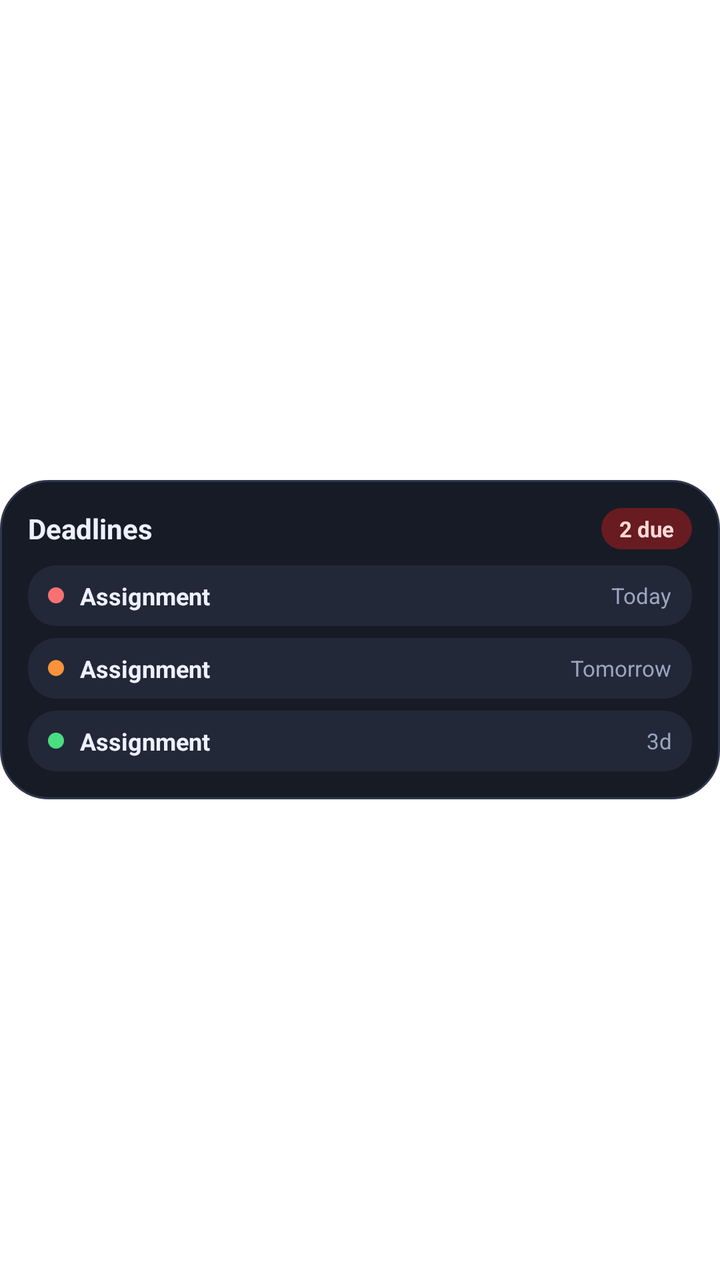
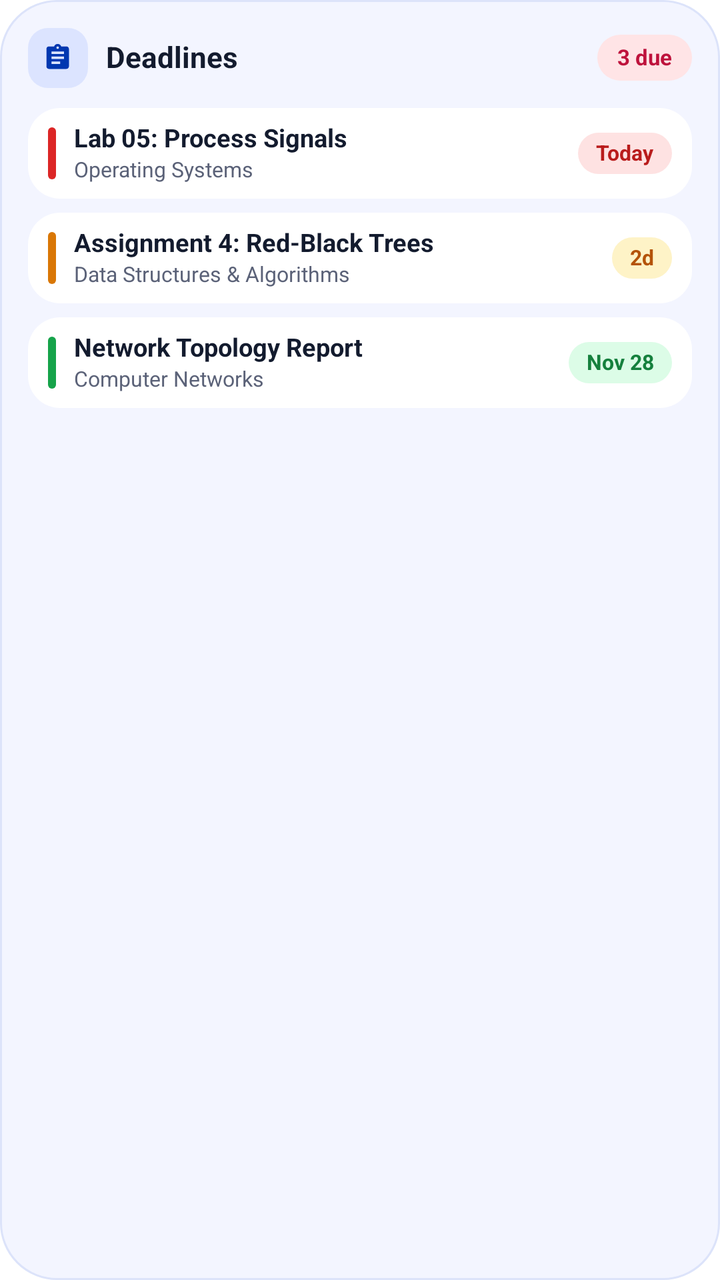

An Android layout rendered at two revisions. The XML below is the earlier revision; the diff shows what the commit changed to produce the second picture.
<!-- AndroidManifest.xml: fallback theme Theme.MaterialComponents.DayNight.NoActionBar -->
<!-- res/layout/widget_deadlines.xml -->
<?xml version="1.0" encoding="utf-8"?>
<FrameLayout xmlns:android="http://schemas.android.com/apk/res/android"
    android:layout_width="match_parent"
    android:layout_height="match_parent">

    <LinearLayout
        android:id="@+id/widget_root"
        android:layout_width="match_parent"
        android:layout_height="wrap_content"
        android:layout_gravity="center_vertical"
        android:background="@drawable/widget_bg_card"
        android:orientation="vertical"
        android:padding="14dp">

        <LinearLayout
            android:layout_width="match_parent"
            android:layout_height="wrap_content"
            android:gravity="center_vertical"
            android:orientation="horizontal">

            <TextView
                android:id="@+id/tv_header"
                android:layout_width="0dp"
                android:layout_height="wrap_content"
                android:layout_weight="1"
                android:text="Deadlines"
                android:textColor="@color/widget_text"
                android:textSize="14sp"
                android:textStyle="bold" />

            <TextView
                android:id="@+id/tv_pending_pill"
                android:layout_width="wrap_content"
                android:layout_height="wrap_content"
                android:background="@drawable/widget_pill_error"
                android:paddingStart="9dp"
                android:paddingTop="3dp"
                android:paddingEnd="9dp"
                android:paddingBottom="3dp"
                android:text="2 due"
                android:textColor="@color/widget_on_error_container"
                android:textSize="11sp"
                android:textStyle="bold" />
        </LinearLayout>

        <TextView
            android:id="@+id/tv_empty"
            android:layout_width="match_parent"
            android:layout_height="wrap_content"
            android:paddingTop="14dp"
            android:paddingBottom="6dp"
            android:text="All caught up"
            android:textColor="@color/widget_text_muted"
            android:textSize="13sp"
            android:visibility="gone" />

    
    <LinearLayout
        android:id="@+id/row_1"
        android:layout_width="match_parent"
        android:layout_height="wrap_content"
        android:layout_marginTop="8dp"
        android:background="@drawable/widget_bg_row"
        android:gravity="center_vertical"
        android:orientation="horizontal"
        android:paddingStart="10dp"
        android:paddingTop="7dp"
        android:paddingEnd="10dp"
        android:paddingBottom="7dp">

        <ImageView
            android:id="@+id/row_1_dot"
            android:layout_width="8dp"
            android:layout_height="8dp"
            android:contentDescription="@null"
            android:src="@drawable/widget_dot_urgent" />

        <TextView
            android:id="@+id/row_1_title"
            android:layout_width="0dp"
            android:layout_height="wrap_content"
            android:layout_marginStart="8dp"
            android:layout_weight="1"
            android:ellipsize="end"
            android:maxLines="1"
            android:text="Assignment"
            android:textColor="@color/widget_text"
            android:textSize="12sp"
            android:textStyle="bold" />

        <TextView
            android:id="@+id/row_1_due"
            android:layout_width="wrap_content"
            android:layout_height="wrap_content"
            android:layout_marginStart="6dp"
            android:text="Today"
            android:textColor="@color/widget_text_muted"
            android:textSize="11sp" />
    </LinearLayout>

    
    <LinearLayout
        android:id="@+id/row_2"
        android:layout_width="match_parent"
        android:layout_height="wrap_content"
        android:layout_marginTop="6dp"
        android:background="@drawable/widget_bg_row"
        android:gravity="center_vertical"
        android:orientation="horizontal"
        android:paddingStart="10dp"
        android:paddingTop="7dp"
        android:paddingEnd="10dp"
        android:paddingBottom="7dp">

        <ImageView
            android:id="@+id/row_2_dot"
            android:layout_width="8dp"
            android:layout_height="8dp"
            android:contentDescription="@null"
            android:src="@drawable/widget_dot_soon" />

        <TextView
            android:id="@+id/row_2_title"
            android:layout_width="0dp"
            android:layout_height="wrap_content"
            android:layout_marginStart="8dp"
            android:layout_weight="1"
            android:ellipsize="end"
            android:maxLines="1"
            android:text="Assignment"
            android:textColor="@color/widget_text"
            android:textSize="12sp"
            android:textStyle="bold" />

        <TextView
            android:id="@+id/row_2_due"
            android:layout_width="wrap_content"
            android:layout_height="wrap_content"
            android:layout_marginStart="6dp"
            android:text="Tomorrow"
            android:textColor="@color/widget_text_muted"
            android:textSize="11sp" />
    </LinearLayout>

    
    <LinearLayout
        android:id="@+id/row_3"
        android:layout_width="match_parent"
        android:layout_height="wrap_content"
        android:layout_marginTop="6dp"
        android:background="@drawable/widget_bg_row"
        android:gravity="center_vertical"
        android:orientation="horizontal"
        android:paddingStart="10dp"
        android:paddingTop="7dp"
        android:paddingEnd="10dp"
        android:paddingBottom="7dp">

        <ImageView
            android:id="@+id/row_3_dot"
            android:layout_width="8dp"
            android:layout_height="8dp"
            android:contentDescription="@null"
            android:src="@drawable/widget_dot_normal" />

        <TextView
            android:id="@+id/row_3_title"
            android:layout_width="0dp"
            android:layout_height="wrap_content"
            android:layout_marginStart="8dp"
            android:layout_weight="1"
            android:ellipsize="end"
            android:maxLines="1"
            android:text="Assignment"
            android:textColor="@color/widget_text"
            android:textSize="12sp"
            android:textStyle="bold" />

        <TextView
            android:id="@+id/row_3_due"
            android:layout_width="wrap_content"
            android:layout_height="wrap_content"
            android:layout_marginStart="6dp"
            android:text="3d"
            android:textColor="@color/widget_text_muted"
            android:textSize="11sp" />
    </LinearLayout>
    </LinearLayout>
</FrameLayout>
<!-- resources referenced by this layout -->
<resources>
  <color name="widget_on_error_container">#FFDAD6</color>
  <color name="widget_text">#EEF0FF</color>
  <color name="widget_text_muted">#9BA5C0</color>
  <!-- drawable widget_bg_card (drawable) -->
  <?xml version="1.0" encoding="utf-8"?>
  <shape xmlns:android="http://schemas.android.com/apk/res/android"
      android:shape="rectangle">
      <solid android:color="@color/widget_bg" />
      <corners android:radius="24dp" />
      <stroke android:width="1dp" android:color="@color/widget_divider" />
  </shape>
  <!-- drawable widget_bg_row (drawable) -->
  <?xml version="1.0" encoding="utf-8"?>
  <shape xmlns:android="http://schemas.android.com/apk/res/android"
      android:shape="rectangle">
      <solid android:color="@color/widget_surface_low" />
      <corners android:radius="14dp" />
  </shape>
  <!-- drawable widget_dot_normal (drawable) -->
  <?xml version="1.0" encoding="utf-8"?>
  <shape xmlns:android="http://schemas.android.com/apk/res/android"
      android:shape="oval">
      <solid android:color="@color/widget_dot_normal" />
  </shape>
  <!-- drawable widget_dot_soon (drawable) -->
  <?xml version="1.0" encoding="utf-8"?>
  <shape xmlns:android="http://schemas.android.com/apk/res/android"
      android:shape="oval">
      <solid android:color="@color/widget_dot_soon" />
  </shape>
  <!-- drawable widget_dot_urgent (drawable) -->
  <?xml version="1.0" encoding="utf-8"?>
  <shape xmlns:android="http://schemas.android.com/apk/res/android"
      android:shape="oval">
      <solid android:color="@color/widget_dot_urgent" />
  </shape>
  <!-- drawable widget_pill_error (drawable) -->
  <?xml version="1.0" encoding="utf-8"?>
  <shape xmlns:android="http://schemas.android.com/apk/res/android"
      android:shape="rectangle">
      <solid android:color="@color/widget_error_container" />
      <corners android:radius="999dp" />
  </shape>
  <color name="widget_bg">#171B26</color>
  <color name="widget_divider">#2F374E</color>
  <color name="widget_surface_low">#222838</color>
  <color name="widget_dot_normal">#4ADE80</color>
  <color name="widget_dot_soon">#FB923C</color>
  <color name="widget_dot_urgent">#F87171</color>
  <color name="widget_error_container">#691B22</color>
</resources>

<!-- the commit's change to res/layout/widget_deadlines.xml (unified diff, before → after) -->
@@ -6,26 +6,46 @@
     <LinearLayout
         android:id="@+id/widget_root"
         android:layout_width="match_parent"
-        android:layout_height="wrap_content"
-        android:layout_gravity="center_vertical"
+        android:layout_height="match_parent"
         android:background="@drawable/widget_bg_card"
         android:orientation="vertical"
         android:padding="14dp">
 
+        
         <LinearLayout
             android:layout_width="match_parent"
             android:layout_height="wrap_content"
             android:gravity="center_vertical"
             android:orientation="horizontal">
 
+            <FrameLayout
+                android:id="@+id/icon_box"
+                android:layout_width="30dp"
+                android:layout_height="30dp"
+                android:background="@drawable/widget_icon_squircle">
+
+                <ImageView
+                    android:id="@+id/iv_icon"
+                    android:layout_width="15dp"
+                    android:layout_height="15dp"
+                    android:layout_gravity="center"
+                    android:contentDescription="@null"
+                    android:src="@drawable/ic_widget_tasks" />
+            </FrameLayout>
+
             <TextView
                 android:id="@+id/tv_header"
                 android:layout_width="0dp"
                 android:layout_height="wrap_content"
+                android:layout_marginStart="9dp"
+                android:layout_marginEnd="8dp"
                 android:layout_weight="1"
+                android:ellipsize="end"
+                android:includeFontPadding="false"
+                android:maxLines="1"
                 android:text="Deadlines"
                 android:textColor="@color/widget_text"
-                android:textSize="14sp"
+                android:textSize="14.5sp"
                 android:textStyle="bold" />
 
             <TextView
@@ -33,157 +53,257 @@
                 android:layout_width="wrap_content"
                 android:layout_height="wrap_content"
                 android:background="@drawable/widget_pill_error"
+                android:includeFontPadding="false"
+                android:maxLines="1"
+                android:paddingStart="10dp"
+                android:paddingTop="5dp"
+                android:paddingEnd="10dp"
+                android:paddingBottom="5dp"
+                android:text="3 due"
+                android:textColor="@color/widget_pill_error_fg"
+                android:textSize="11sp"
+                android:textStyle="bold" />
+        </LinearLayout>
+
+        
+        <LinearLayout
+            android:id="@+id/empty_container"
+            android:layout_width="match_parent"
+            android:layout_height="0dp"
+            android:layout_weight="1"
+            android:gravity="center"
+            android:orientation="horizontal"
+            android:visibility="gone">
+
+            <ImageView
+                android:layout_width="18dp"
+                android:layout_height="18dp"
+                android:contentDescription="@null"
+                android:src="@drawable/ic_widget_check" />
+
+            <TextView
+                android:id="@+id/tv_empty"
+                android:layout_width="wrap_content"
+                android:layout_height="wrap_content"
+                android:layout_marginStart="6dp"
+                android:includeFontPadding="false"
+                android:text="All caught up"
+                android:textColor="@color/widget_text_muted"
+                android:textSize="13sp"
+                android:textStyle="bold" />
+        </LinearLayout>
+
+        
+        <LinearLayout
+            android:id="@+id/row_1"
+            android:layout_width="match_parent"
+            android:layout_height="wrap_content"
+            android:layout_marginTop="10dp"
+            android:background="@drawable/widget_bg_row"
+            android:gravity="center_vertical"
+            android:orientation="horizontal"
+            android:paddingStart="10dp"
+            android:paddingTop="8dp"
+            android:paddingEnd="10dp"
+            android:paddingBottom="8dp">
+
+            <ImageView
+                android:id="@+id/row_1_bar"
+                android:layout_width="4dp"
+                android:layout_height="26dp"
+                android:contentDescription="@null"
+                android:src="@drawable/widget_bar_urgent" />
+
+            <LinearLayout
+                android:layout_width="0dp"
+                android:layout_height="wrap_content"
+                android:layout_marginStart="9dp"
+                android:layout_marginEnd="8dp"
+                android:layout_weight="1"
+                android:orientation="vertical">
+
+                <TextView
+                    android:id="@+id/row_1_title"
+                    android:layout_width="match_parent"
+                    android:layout_height="wrap_content"
+                    android:ellipsize="end"
+                    android:includeFontPadding="false"
+                    android:maxLines="1"
+                    android:text="Lab 05: Process Signals"
+                    android:textColor="@color/widget_text"
+                    android:textSize="12.5sp"
+                    android:textStyle="bold" />
+
+                <TextView
+                    android:id="@+id/row_1_course"
+                    android:layout_width="match_parent"
+                    android:layout_height="wrap_content"
+                    android:layout_marginTop="2dp"
+                    android:ellipsize="end"
+                    android:includeFontPadding="false"
+                    android:maxLines="1"
+                    android:text="Operating Systems"
+                    android:textColor="@color/widget_text_muted"
+                    android:textSize="10.5sp" />
+            </LinearLayout>
+
+            <TextView
+                android:id="@+id/row_1_due"
+                android:layout_width="wrap_content"
+                android:layout_height="wrap_content"
+                android:background="@drawable/widget_due_pill_urgent"
+                android:includeFontPadding="false"
+                android:maxLines="1"
                 android:paddingStart="9dp"
-                android:paddingTop="3dp"
+                android:paddingTop="4dp"
                 android:paddingEnd="9dp"
-                android:paddingBottom="3dp"
-                android:text="2 due"
-                android:textColor="@color/widget_on_error_container"
-                android:textSize="11sp"
-                android:textStyle="bold" />
-        </LinearLayout>
-
-        <TextView
-            android:id="@+id/tv_empty"
+                android:paddingBottom="4dp"
+                android:text="Today"
+                android:textColor="@color/widget_due_urgent_fg"
+                android:textSize="10.5sp"
+                android:textStyle="bold" />
+        </LinearLayout>
+
+        
+        <LinearLayout
+            android:id="@+id/row_2"
             android:layout_width="match_parent"
             android:layout_height="wrap_content"
-            android:paddingTop="14dp"
-            android:paddingBottom="6dp"
-            android:text="All caught up"
-            android:textColor="@color/widget_text_muted"
-            android:textSize="13sp"
-            android:visibility="gone" />
-
-    
-    <LinearLayout
-        android:id="@+id/row_1"
-        android:layout_width="match_parent"
-        android:layout_height="wrap_content"
-        android:layout_marginTop="8dp"
-        android:background="@drawable/widget_bg_row"
-        android:gravity="center_vertical"
-        android:orientation="horizontal"
-        android:paddingStart="10dp"
-        android:paddingTop="7dp"
-        android:paddingEnd="10dp"
-        android:paddingBottom="7dp">
-
-        <ImageView
-            android:id="@+id/row_1_dot"
-            android:layout_width="8dp"
-            android:layout_height="8dp"
-            android:contentDescription="@null"
-            android:src="@drawable/widget_dot_urgent" />
-
-        <TextView
-            android:id="@+id/row_1_title"
-            android:layout_width="0dp"
+            android:layout_marginTop="7dp"
+            android:background="@drawable/widget_bg_row"
+            android:gravity="center_vertical"
+            android:orientation="horizontal"
+            android:paddingStart="10dp"
+            android:paddingTop="8dp"
+            android:paddingEnd="10dp"
+            android:paddingBottom="8dp">
+
+            <ImageView
+                android:id="@+id/row_2_bar"
+                android:layout_width="4dp"
+                android:layout_height="26dp"
+                android:contentDescription="@null"
+                android:src="@drawable/widget_bar_soon" />
+
+            <LinearLayout
+                android:layout_width="0dp"
+                android:layout_height="wrap_content"
+                android:layout_marginStart="9dp"
+                android:layout_marginEnd="8dp"
+                android:layout_weight="1"
+                android:orientation="vertical">
+
+                <TextView
+                    android:id="@+id/row_2_title"
+                    android:layout_width="match_parent"
+                    android:layout_height="wrap_content"
+                    android:ellipsize="end"
+                    android:includeFontPadding="false"
+                    android:maxLines="1"
+                    android:text="Assignment 4: Red-Black Trees"
+                    android:textColor="@color/widget_text"
+                    android:textSize="12.5sp"
+                    android:textStyle="bold" />
+
+                <TextView
+                    android:id="@+id/row_2_course"
+                    android:layout_width="match_parent"
+                    android:layout_height="wrap_content"
+                    android:layout_marginTop="2dp"
+                    android:ellipsize="end"
+                    android:includeFontPadding="false"
+                    android:maxLines="1"
+                    android:text="Data Structures &amp; Algorithms"
+                    android:textColor="@color/widget_text_muted"
+                    android:textSize="10.5sp" />
+            </LinearLayout>
+
+            <TextView
+                android:id="@+id/row_2_due"
+                android:layout_width="wrap_content"
+                android:layout_height="wrap_content"
+                android:background="@drawable/widget_due_pill_soon"
+                android:includeFontPadding="false"
+                android:maxLines="1"
+                android:paddingStart="9dp"
+                android:paddingTop="4dp"
+                android:paddingEnd="9dp"
+                android:paddingBottom="4dp"
+                android:text="2d"
+                android:textColor="@color/widget_due_soon_fg"
+                android:textSize="10.5sp"
+                android:textStyle="bold" />
+        </LinearLayout>
+
+        
+        <LinearLayout
+            android:id="@+id/row_3"
+            android:layout_width="match_parent"
             android:layout_height="wrap_content"
-            android:layout_marginStart="8dp"
-            android:layout_weight="1"
-            android:ellipsize="end"
-            android:maxLines="1"
-            android:text="Assignment"
-            android:textColor="@color/widget_text"
-            android:textSize="12sp"
-            android:textStyle="bold" />
-
-        <TextView
-            android:id="@+id/row_1_due"
-            android:layout_width="wrap_content"
-            android:layout_height="wrap_content"
-            android:layout_marginStart="6dp"
-            android:text="Today"
-            android:textColor="@color/widget_text_muted"
-            android:textSize="11sp" />
-    </LinearLayout>
-
-    
-    <LinearLayout
-        android:id="@+id/row_2"
-        android:layout_width="match_parent"
-        android:layout_height="wrap_content"
-        android:layout_marginTop="6dp"
-        android:background="@drawable/widget_bg_row"
-        android:gravity="center_vertical"
-        android:orientation="horizontal"
-        android:paddingStart="10dp"
-        android:paddingTop="7dp"
-        android:paddingEnd="10dp"
-        android:paddingBottom="7dp">
-
-        <ImageView
-            android:id="@+id/row_2_dot"
-            android:layout_width="8dp"
-            android:layout_height="8dp"
-            android:contentDescription="@null"
-            android:src="@drawable/widget_dot_soon" />
-
-        <TextView
-            android:id="@+id/row_2_title"
-            android:layout_width="0dp"
-            android:layout_height="wrap_content"
-            android:layout_marginStart="8dp"
-            android:layout_weight="1"
-            android:ellipsize="end"
-            android:maxLines="1"
-            android:text="Assignment"
-            android:textColor="@color/widget_text"
-            android:textSize="12sp"
-            android:textStyle="bold" />
-
-        <TextView
-            android:id="@+id/row_2_due"
-            android:layout_width="wrap_content"
-            android:layout_height="wrap_content"
-            android:layout_marginStart="6dp"
-            android:text="Tomorrow"
-            android:textColor="@color/widget_text_muted"
-            android:textSize="11sp" />
-    </LinearLayout>
-
-    
-    <LinearLayout
-        android:id="@+id/row_3"
-        android:layout_width="match_parent"
-        android:layout_height="wrap_content"
-        android:layout_marginTop="6dp"
-        android:background="@drawable/widget_bg_row"
-        android:gravity="center_vertical"
-        android:orientation="horizontal"
-        android:paddingStart="10dp"
-        android:paddingTop="7dp"
-        android:paddingEnd="10dp"
-        android:paddingBottom="7dp">
-
-        <ImageView
-            android:id="@+id/row_3_dot"
-            android:layout_width="8dp"
-            android:layout_height="8dp"
-            android:contentDescription="@null"
-            android:src="@drawable/widget_dot_normal" />
-
-        <TextView
-            android:id="@+id/row_3_title"
-            android:layout_width="0dp"
-            android:layout_height="wrap_content"
-            android:layout_marginStart="8dp"
-            android:layout_weight="1"
-            android:ellipsize="end"
-            android:maxLines="1"
-            android:text="Assignment"
-            android:textColor="@color/widget_text"
-            android:textSize="12sp"
-            android:textStyle="bold" />
-
-        <TextView
-            android:id="@+id/row_3_due"
-            android:layout_width="wrap_content"
-            android:layout_height="wrap_content"
-            android:layout_marginStart="6dp"
-            android:text="3d"
-            android:textColor="@color/widget_text_muted"
-            android:textSize="11sp" />
-    </LinearLayout>
+            android:layout_marginTop="7dp"
+            android:background="@drawable/widget_bg_row"
+            android:gravity="center_vertical"
+            android:orientation="horizontal"
+            android:paddingStart="10dp"
+            android:paddingTop="8dp"
+            android:paddingEnd="10dp"
+            android:paddingBottom="8dp">
+
+            <ImageView
+                android:id="@+id/row_3_bar"
+                android:layout_width="4dp"
+                android:layout_height="26dp"
+                android:contentDescription="@null"
+                android:src="@drawable/widget_bar_normal" />
+
+            <LinearLayout
+                android:layout_width="0dp"
+                android:layout_height="wrap_content"
+                android:layout_marginStart="9dp"
+                android:layout_marginEnd="8dp"
+                android:layout_weight="1"
+                android:orientation="vertical">
+
+                <TextView
+                    android:id="@+id/row_3_title"
+                    android:layout_width="match_parent"
+                    android:layout_height="wrap_content"
+                    android:ellipsize="end"
+                    android:includeFontPadding="false"
+                    android:maxLines="1"
+                    android:text="Network Topology Report"
+                    android:textColor="@color/widget_text"
+                    android:textSize="12.5sp"
+                    android:textStyle="bold" />
+
+                <TextView
+                    android:id="@+id/row_3_course"
+                    android:layout_width="match_parent"
+                    android:layout_height="wrap_content"
+                    android:layout_marginTop="2dp"
+                    android:ellipsize="end"
+                    android:includeFontPadding="false"
+                    android:maxLines="1"
+                    android:text="Computer Networks"
+                    android:textColor="@color/widget_text_muted"
+                    android:textSize="10.5sp" />
+            </LinearLayout>
+
+            <TextView
+                android:id="@+id/row_3_due"
+                android:layout_width="wrap_content"
+                android:layout_height="wrap_content"
+                android:background="@drawable/widget_due_pill_normal"
+                android:includeFontPadding="false"
+                android:maxLines="1"
+                android:paddingStart="9dp"
+                android:paddingTop="4dp"
+                android:paddingEnd="9dp"
+                android:paddingBottom="4dp"
+                android:text="Nov 28"
+                android:textColor="@color/widget_due_normal_fg"
+                android:textSize="10.5sp"
+                android:textStyle="bold" />
+        </LinearLayout>
     </LinearLayout>
 </FrameLayout>
<!-- resource entries referenced after the edit -->
@@ -1,54 +1,118 @@
 <!-- resources referenced by this layout -->
 <resources>
-  <color name="widget_on_error_container">#FFDAD6</color>
-  <color name="widget_text">#EEF0FF</color>
-  <color name="widget_text_muted">#9BA5C0</color>
+  <color name="widget_due_normal_fg">#15803D</color>
+  <color name="widget_due_soon_fg">#B45309</color>
+  <color name="widget_due_urgent_fg">#B91C1C</color>
+  <color name="widget_pill_error_fg">#BE123C</color>
+  <color name="widget_text">#131B2E</color>
+  <color name="widget_text_muted">#5B6278</color>
+  <!-- drawable ic_widget_check (drawable) -->
+  <?xml version="1.0" encoding="utf-8"?>
+  <vector xmlns:android="http://schemas.android.com/apk/res/android"
+      android:width="24dp"
+      android:height="24dp"
+      android:viewportWidth="24"
+      android:viewportHeight="24">
+      <path
+          android:fillColor="@color/widget_pill_ok_fg"
+          android:pathData="M12,2C6.48,2 2,6.48 2,12s4.48,10 10,10 10,-4.48 10,-10S17.52,2 12,2zM10,17l-5,-5 1.41,-1.41L10,14.17l7.59,-7.59L19,8l-9,9z" />
+  </vector>
+  <!-- drawable ic_widget_tasks (drawable) -->
+  <?xml version="1.0" encoding="utf-8"?>
+  <vector xmlns:android="http://schemas.android.com/apk/res/android"
+      android:width="24dp"
+      android:height="24dp"
+      android:viewportWidth="24"
+      android:viewportHeight="24">
+      <path
+          android:fillColor="@color/widget_icon_fg"
+          android:pathData="M19,3h-4.18C14.4,1.84 13.3,1 12,1c-1.3,0 -2.4,0.84 -2.82,2H5c-1.1,0 -2,0.9 -2,2v14c0,1.1 0.9,2 2,2h14c1.1,0 2,-0.9 2,-2V5c0,-1.1 -0.9,-2 -2,-2zM12,3c0.55,0 1,0.45 1,1s-0.45,1 -1,1 -1,-0.45 -1,-1 0.45,-1 1,-1zM14,17H7v-2h7v2zM17,13H7v-2h10v2zM17,9H7V7h10v2z" />
+  </vector>
+  <!-- drawable widget_bar_normal (drawable) -->
+  <?xml version="1.0" encoding="utf-8"?>
+  <shape xmlns:android="http://schemas.android.com/apk/res/android"
+      android:shape="rectangle">
+      <solid android:color="@color/widget_bar_normal" />
+      <corners android:radius="99dp" />
+  </shape>
+  <!-- drawable widget_bar_soon (drawable) -->
+  <?xml version="1.0" encoding="utf-8"?>
+  <shape xmlns:android="http://schemas.android.com/apk/res/android"
+      android:shape="rectangle">
+      <solid android:color="@color/widget_bar_soon" />
+      <corners android:radius="99dp" />
+  </shape>
+  <!-- drawable widget_bar_urgent (drawable) -->
+  <?xml version="1.0" encoding="utf-8"?>
+  <shape xmlns:android="http://schemas.android.com/apk/res/android"
+      android:shape="rectangle">
+      <solid android:color="@color/widget_bar_urgent" />
+      <corners android:radius="99dp" />
+  </shape>
   <!-- drawable widget_bg_card (drawable) -->
   <?xml version="1.0" encoding="utf-8"?>
   <shape xmlns:android="http://schemas.android.com/apk/res/android"
       android:shape="rectangle">
       <solid android:color="@color/widget_bg" />
-      <corners android:radius="24dp" />
-      <stroke android:width="1dp" android:color="@color/widget_divider" />
+      <corners android:radius="28dp" />
+      <stroke
+          android:width="1dp"
+          android:color="@color/widget_border" />
   </shape>
   <!-- drawable widget_bg_row (drawable) -->
   <?xml version="1.0" encoding="utf-8"?>
   <shape xmlns:android="http://schemas.android.com/apk/res/android"
       android:shape="rectangle">
-      <solid android:color="@color/widget_surface_low" />
-      <corners android:radius="14dp" />
+      <solid android:color="@color/widget_row_bg" />
+      <corners android:radius="16dp" />
   </shape>
-  <!-- drawable widget_dot_normal (drawable) -->
+  <!-- drawable widget_due_pill_normal (drawable) -->
   <?xml version="1.0" encoding="utf-8"?>
   <shape xmlns:android="http://schemas.android.com/apk/res/android"
-      android:shape="oval">
-      <solid android:color="@color/widget_dot_normal" />
+      android:shape="rectangle">
+      <solid android:color="@color/widget_due_normal_bg" />
+      <corners android:radius="999dp" />
   </shape>
-  <!-- drawable widget_dot_soon (drawable) -->
+  <!-- drawable widget_due_pill_soon (drawable) -->
   <?xml version="1.0" encoding="utf-8"?>
   <shape xmlns:android="http://schemas.android.com/apk/res/android"
-      android:shape="oval">
-      <solid android:color="@color/widget_dot_soon" />
+      android:shape="rectangle">
+      <solid android:color="@color/widget_due_soon_bg" />
+      <corners android:radius="999dp" />
   </shape>
-  <!-- drawable widget_dot_urgent (drawable) -->
+  <!-- drawable widget_due_pill_urgent (drawable) -->
   <?xml version="1.0" encoding="utf-8"?>
   <shape xmlns:android="http://schemas.android.com/apk/res/android"
-      android:shape="oval">
-      <solid android:color="@color/widget_dot_urgent" />
+      android:shape="rectangle">
+      <solid android:color="@color/widget_due_urgent_bg" />
+      <corners android:radius="999dp" />
+  </shape>
+  <!-- drawable widget_icon_squircle (drawable) -->
+  <?xml version="1.0" encoding="utf-8"?>
+  <shape xmlns:android="http://schemas.android.com/apk/res/android"
+      android:shape="rectangle">
+      <solid android:color="@color/widget_icon_bg" />
+      <corners android:radius="10dp" />
   </shape>
   <!-- drawable widget_pill_error (drawable) -->
   <?xml version="1.0" encoding="utf-8"?>
   <shape xmlns:android="http://schemas.android.com/apk/res/android"
       android:shape="rectangle">
-      <solid android:color="@color/widget_error_container" />
+      <solid android:color="@color/widget_pill_error_bg" />
       <corners android:radius="999dp" />
   </shape>
-  <color name="widget_bg">#171B26</color>
-  <color name="widget_divider">#2F374E</color>
-  <color name="widget_surface_low">#222838</color>
-  <color name="widget_dot_normal">#4ADE80</color>
-  <color name="widget_dot_soon">#FB923C</color>
-  <color name="widget_dot_urgent">#F87171</color>
-  <color name="widget_error_container">#691B22</color>
+  <color name="widget_pill_ok_fg">#15803D</color>
+  <color name="widget_icon_fg">#0037B0</color>
+  <color name="widget_bar_normal">#16A34A</color>
+  <color name="widget_bar_soon">#D97706</color>
+  <color name="widget_bar_urgent">#DC2626</color>
+  <color name="widget_bg">#F3F5FF</color>
+  <color name="widget_border">#DCE3FA</color>
+  <color name="widget_row_bg">#FFFFFF</color>
+  <color name="widget_due_normal_bg">#DCFCE7</color>
+  <color name="widget_due_soon_bg">#FEF3C7</color>
+  <color name="widget_due_urgent_bg">#FEE2E2</color>
+  <color name="widget_icon_bg">#DCE4FF</color>
+  <color name="widget_pill_error_bg">#FFE4E6</color>
 </resources>
 
